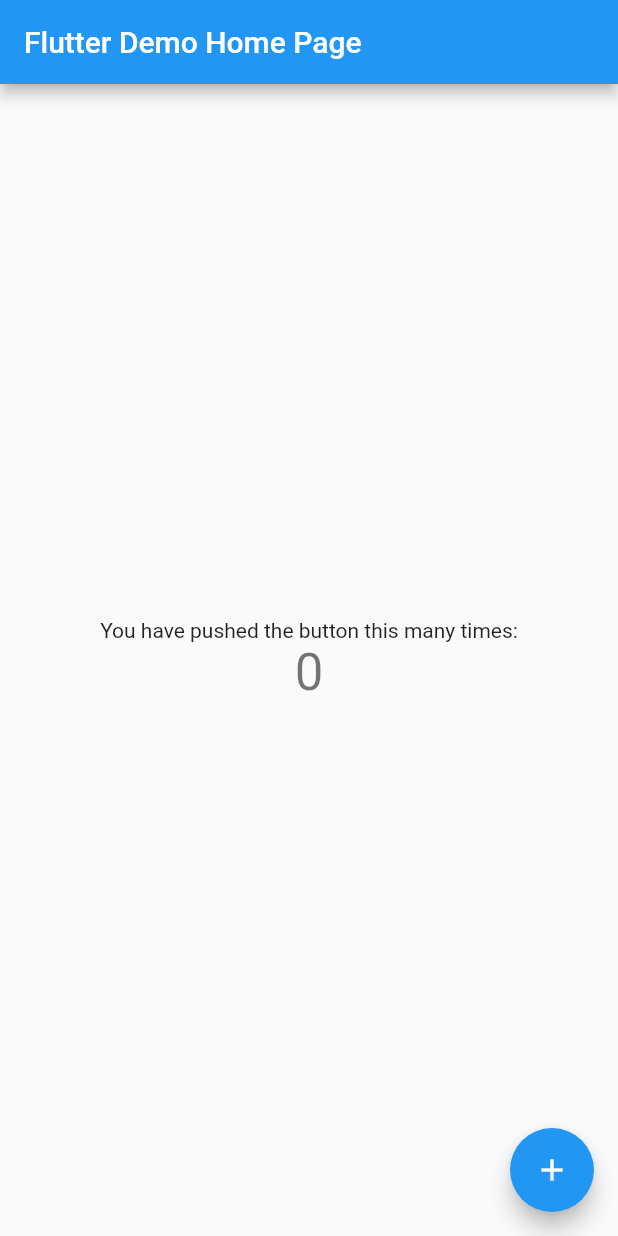
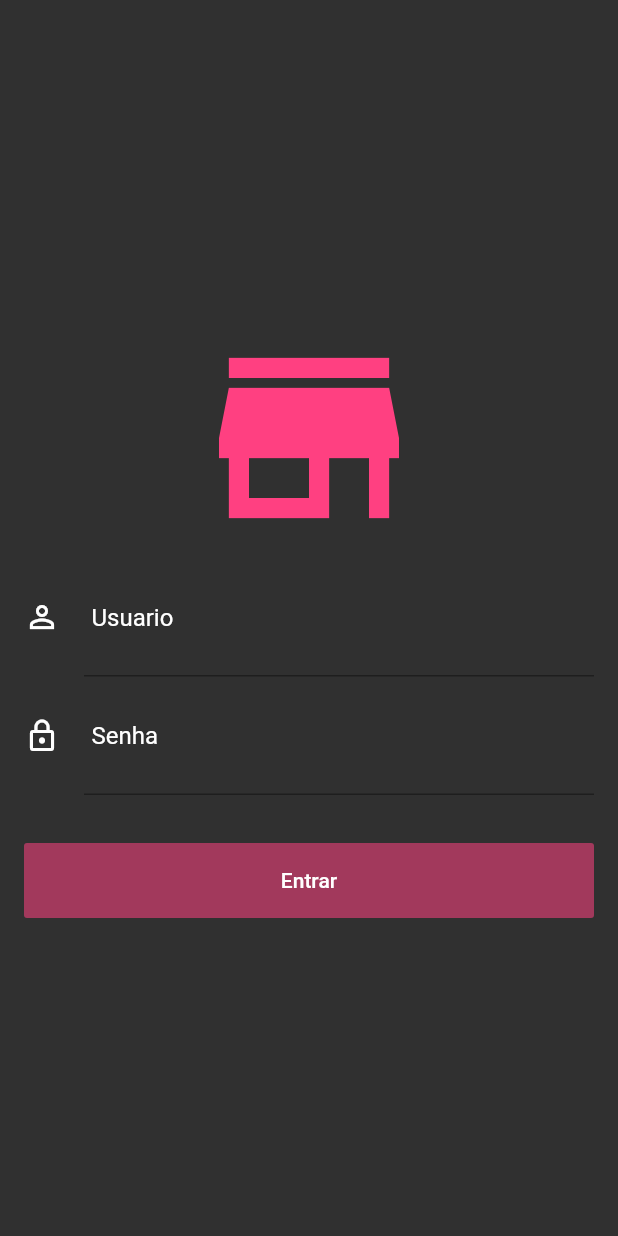
Before and after one commit to souzaleandror/gerente_loja, a Flutter app: the screen it shows after launch, on a phone screen of 412 x 824 dp. Run offline on Flutter 3.47's test engine with Material 2 defaults, Android fonts, the phone set to English and light mode, and no system bars; our stand-ins replace firebase_auth, rxdart; missing offline and left inert: bloc_pattern; accounts and stored records are empty.

Commit message:
Update 20%

```diff
--- /dev/null
+++ b/lib/blocs/login_bloc.dart
@@ -0,0 +1,55 @@
+import 'package:bloc_pattern/bloc_pattern.dart';
+import 'package:firebase_auth/firebase_auth.dart';
+import 'package:gerente_loja/validators/login_validators.dart';
+import 'package:rxdart/rxdart.dart';
+
+enum LoginState { IDLE, LOADING, SUCCESS, FAIL }
+
+class LoginBloc extends BlocBase with LoginValidators {
+  final _emailController = BehaviorSubject<String>();
+  final _passwordController = BehaviorSubject<String>();
+  final _stateController = BehaviorSubject<LoginState>();
+
+  Stream<String> get outEmail =>
+      _emailController.stream.transform(validateEmail);
+  Stream<String> get outPassword =>
+      _passwordController.stream.transform(validatePassword);
+  Stream<LoginState> get outState => _stateController.stream;
+
+  Function(String) get changeEmail => _emailController.sink.add;
+  Function(String) get changePassword => _passwordController.sink.add;
+
+  Stream<bool> get outSubmitValid =>
+      Observable.combineLatest2(outEmail, outPassword, (a, b) => true);
+
+  LoginBloc() {
+    FirebaseAuth.instance.onAuthStateChanged.listen((user) {
+      if (user != null) {
+        print("logou !");
+        FirebaseAuth.instance.signOut();
+      } else {
+        _stateController.add(LoginState.IDLE);
+      }
+    });
+  }
+
+  void submit() {
+    final email = _emailController.value;
+    final password = _passwordController.value;
+
+    _stateController.add(LoginState.LOADING);
+
+    FirebaseAuth.instance
+        .signInWithEmailAndPassword(email: email, password: password)
+        .catchError((e) {
+      _stateController.add(LoginState.FAIL);
+    });
+  }
+
+  @override
+  void dispose() {
+    _emailController.close();
+    _passwordController.close();
+    // TODO: implement dispose
+  }
+}
--- a/lib/main.dart
+++ b/lib/main.dart
@@ -1,4 +1,5 @@
 import 'package:flutter/material.dart';
+import 'package:gerente_loja/screens/login_screen.dart';
 
 void main() => runApp(MyApp());
 
@@ -8,104 +9,9 @@ class MyApp extends StatelessWidget {
   Widget build(BuildContext context) {
     return MaterialApp(
       title: 'Flutter Demo',
-      theme: ThemeData(
-        // This is the theme of your application.
-        //
-        // Try running your application with "flutter run". You'll see the
-        // application has a blue toolbar. Then, without quitting the app, try
-        // changing the primarySwatch below to Colors.green and then invoke
-        // "hot reload" (press "r" in the console where you ran "flutter run",
-        // or simply save your changes to "hot reload" in a Flutter IDE).
-        // Notice that the counter didn't reset back to zero; the application
-        // is not restarted.
-        primarySwatch: Colors.blue,
-      ),
-      home: MyHomePage(title: 'Flutter Demo Home Page'),
+      theme: ThemeData(primaryColor: Colors.pinkAccent),
+      home: LoginScreen(),
+      debugShowCheckedModeBanner: false,
     );
   }
 }
-
-class MyHomePage extends StatefulWidget {
-  MyHomePage({Key key, this.title}) : super(key: key);
-
-  // This widget is the home page of your application. It is stateful, meaning
-  // that it has a State object (defined below) that contains fields that affect
-  // how it looks.
-
-  // This class is the configuration for the state. It holds the values (in this
-  // case the title) provided by the parent (in this case the App widget) and
-  // used by the build method of the State. Fields in a Widget subclass are
-  // always marked "final".
-
-  final String title;
-
-  @override
-  _MyHomePageState createState() => _MyHomePageState();
-}
-
-class _MyHomePageState extends State<MyHomePage> {
-  int _counter = 0;
-
-  void _incrementCounter() {
-    setState(() {
-      // This call to setState tells the Flutter framework that something has
-      // changed in this State, which causes it to rerun the build method below
-      // so that the display can reflect the updated values. If we changed
-      // _counter without calling setState(), then the build method would not be
-      // called again, and so nothing would appear to happen.
-      _counter++;
-    });
-  }
-
-  @override
-  Widget build(BuildContext context) {
-    // This method is rerun every time setState is called, for instance as done
-    // by the _incrementCounter method above.
-    //
-    // The Flutter framework has been optimized to make rerunning build methods
-    // fast, so that you can just rebuild anything that needs updating rather
-    // than having to individually change instances of widgets.
-    return Scaffold(
-      appBar: AppBar(
-        // Here we take the value from the MyHomePage object that was created by
-        // the App.build method, and use it to set our appbar title.
-        title: Text(widget.title),
-      ),
-      body: Center(
-        // Center is a layout widget. It takes a single child and positions it
-        // in the middle of the parent.
-        child: Column(
-          // Column is also layout widget. It takes a list of children and
-          // arranges them vertically. By default, it sizes itself to fit its
-          // children horizontally, and tries to be as tall as its parent.
-          //
-          // Invoke "debug painting" (press "p" in the console, choose the
-          // "Toggle Debug Paint" action from the Flutter Inspector in Android
-          // Studio, or the "Toggle Debug Paint" command in Visual Studio Code)
-          // to see the wireframe for each widget.
-          //
-          // Column has various properties to control how it sizes itself and
-          // how it positions its children. Here we use mainAxisAlignment to
-          // center the children vertically; the main axis here is the vertical
-          // axis because Columns are vertical (the cross axis would be
-          // horizontal).
-          mainAxisAlignment: MainAxisAlignment.center,
-          children: <Widget>[
-            Text(
-              'You have pushed the button this many times:',
-            ),
-            Text(
-              '$_counter',
-              style: Theme.of(context).textTheme.display1,
-            ),
-          ],
-        ),
-      ),
-      floatingActionButton: FloatingActionButton(
-        onPressed: _incrementCounter,
-        tooltip: 'Increment',
-        child: Icon(Icons.add),
-      ), // This trailing comma makes auto-formatting nicer for build methods.
-    );
-  }
-}
--- /dev/null
+++ b/lib/screens/login_screen.dart
@@ -0,0 +1,70 @@
+import 'package:flutter/material.dart';
+import 'package:gerente_loja/blocs/login_bloc.dart';
+import 'package:gerente_loja/widgets/input_field.dart';
+
+class LoginScreen extends StatefulWidget {
+  @override
+  _LoginScreenState createState() => _LoginScreenState();
+}
+
+class _LoginScreenState extends State<LoginScreen> {
+  final _loginBloc = LoginBloc();
+
+  @override
+  Widget build(BuildContext context) {
+    return Scaffold(
+        backgroundColor: Colors.grey[850],
+        body: Stack(
+          alignment: Alignment.center,
+          children: <Widget>[
+            Container(),
+            SingleChildScrollView(
+              child: Container(
+                margin: EdgeInsets.all(16),
+                child: Column(
+                  crossAxisAlignment: CrossAxisAlignment.stretch,
+                  children: <Widget>[
+                    Icon(
+                      Icons.store_mall_directory,
+                      color: Colors.pinkAccent,
+                      size: 160,
+                    ),
+                    InputField(
+                      icon: Icons.person_outline,
+                      hint: "Usuario",
+                      obscure: false,
+                      stream: _loginBloc.outEmail,
+                      onChanged: _loginBloc.changeEmail,
+                    ),
+                    InputField(
+                      icon: Icons.lock_outline,
+                      hint: "Senha",
+                      obscure: true,
+                      stream: _loginBloc.outPassword,
+                      onChanged: _loginBloc.changePassword,
+                    ),
+                    SizedBox(
+                      height: 32,
+                    ),
+                    StreamBuilder<bool>(
+                        stream: _loginBloc.outSubmitValid,
+                        builder: (context, snapshot) {
+                          return SizedBox(
+                              height: 50,
+                              child: RaisedButton(
+                                color: Colors.pinkAccent,
+                                child: Text("Entrar"),
+                                onPressed:
+                                    snapshot.hasData ? _loginBloc.submit : null,
+                                textColor: Colors.white,
+                                disabledColor: Colors.pinkAccent.withAlpha(140),
+                              ));
+                        })
+                  ],
+                ),
+              ),
+            ),
+          ],
+        ));
+  }
+}
--- /dev/null
+++ b/lib/validators/login_validators.dart
@@ -0,0 +1,21 @@
+import 'dart:async';
+
+class LoginValidators {
+  final validateEmail =
+      StreamTransformer<String, String>.fromHandlers(handleData: (email, sink) {
+    if (email.contains("@")) {
+      sink.add(email);
+    } else {
+      sink.addError("Insira um e-mail valido !");
+    }
+  });
+
+  final validatePassword = StreamTransformer<String, String>.fromHandlers(
+      handleData: (password, sink) {
+    if (password.length > 4) {
+      sink.add(password);
+    } else {
+      sink.addError("Senha invalida, deve conter pelos 4 caracteres !");
+    }
+  });
+}
--- /dev/null
+++ b/lib/widgets/input_field.dart
@@ -0,0 +1,35 @@
+import 'package:flutter/material.dart';
+
+class InputField extends StatelessWidget {
+  final IconData icon;
+  final String hint;
+  final bool obscure;
+  final Stream<String> stream;
+  final Function(String) onChanged;
+
+  InputField({this.icon, this.hint, this.obscure, this.stream, this.onChanged});
+
+  @override
+  Widget build(BuildContext context) {
+    return StreamBuilder<String>(
+        stream: stream,
+        builder: (context, snapshot) {
+          return TextField(
+            onChanged: onChanged,
+            decoration: InputDecoration(
+                icon: Icon(icon, color: Colors.white),
+                hintText: hint,
+                hintStyle: TextStyle(color: Colors.white),
+                focusedBorder: UnderlineInputBorder(
+                    borderSide: BorderSide(color: Colors.pinkAccent)),
+                contentPadding:
+                    EdgeInsets.only(left: 5, right: 30, bottom: 30, top: 30),
+                errorText: snapshot.hasError ? snapshot.error : null),
+            style: TextStyle(
+              color: Colors.white,
+            ),
+            obscureText: obscure,
+          );
+        });
+  }
+}
```
Also changed, not shown: pubspec.yaml (+9 -0 lines), lib/generated/i18n.dart (added), 11 other files.
